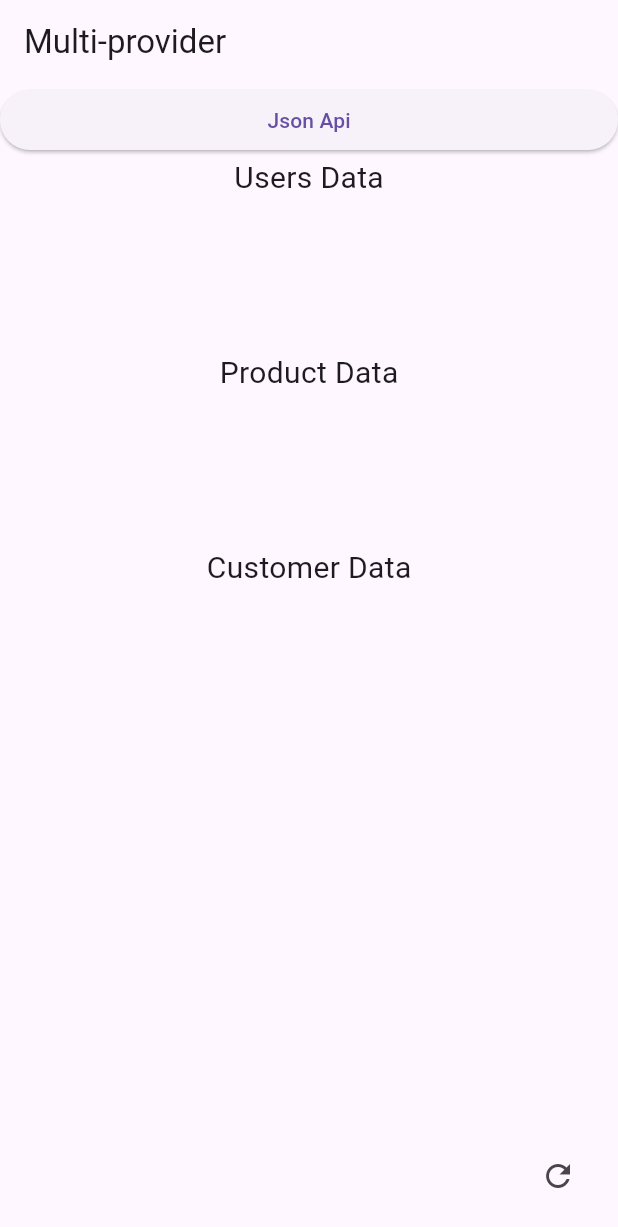
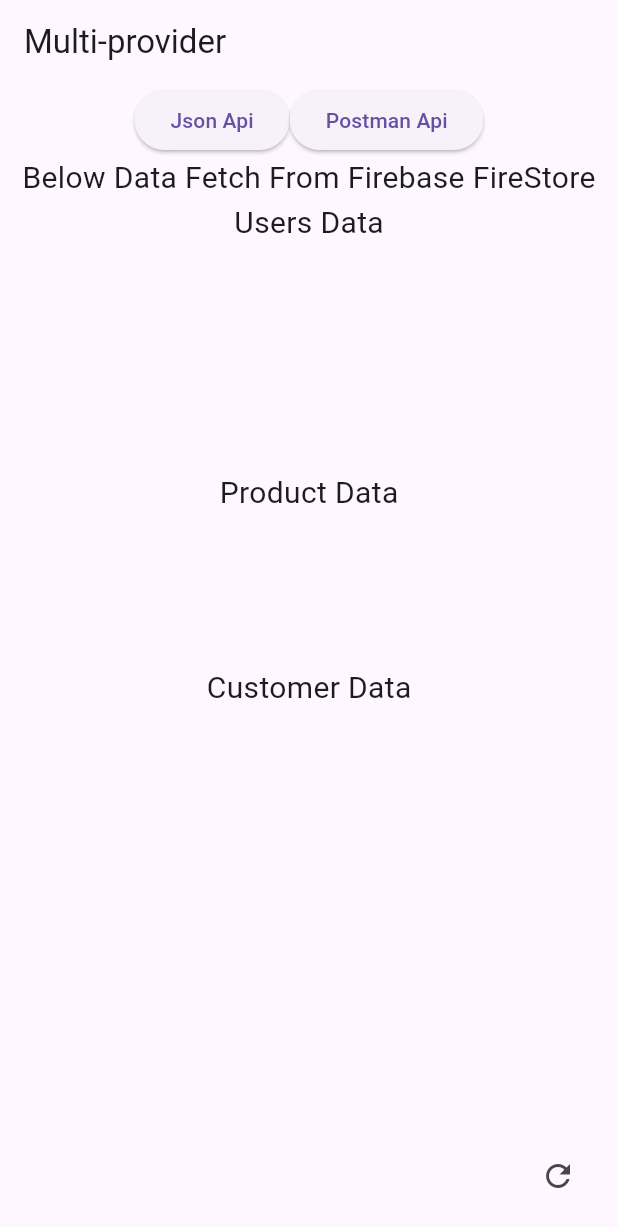
Before and after one commit to officialllrahul/StateManagement-Provider-Api_crud, a Flutter app: the screen it shows after launch, on a phone screen of 412 x 824 dp. Shown: the top 1227 px of the screen. Run offline on Flutter 3.47's test engine with Material 3 defaults, Android fonts, the phone set to English and light mode, and no system bars; our stand-ins replace cloud_firestore, firebase_core; accounts and stored records are empty.

Commit message:
First commit

```diff
--- a/lib/JSONAPI/json_album_api/jsonAlbumProvider.dart
+++ b/lib/JSONAPI/json_album_api/jsonAlbumProvider.dart
@@ -44,6 +44,7 @@ class JsonAlbumProvider extends ChangeNotifier {
       if (postResponse.statusCode == 201) {
         final newPost = Album.fromJson(jsonDecode(postResponse.body));
         _posts.add(newPost); // Add the new post to the list
+        print("post successfully created");
         notifyListeners(); // Notify listeners about the change
         return newPost;
       } else {
@@ -66,6 +67,7 @@ class JsonAlbumProvider extends ChangeNotifier {
         // Post successfully deleted
         _posts.removeWhere(
                 (post) => post.id == postId); // Remove the post from the list
+        print("post successfully deleted");
         notifyListeners(); // Notify listeners about the change
       } else {
         throw Exception('Failed to delete post');
@@ -88,7 +90,8 @@ class JsonAlbumProvider extends ChangeNotifier {
         final replacedPost = Album.fromJson(jsonDecode(putResponse.body));
         _posts[_posts.indexWhere((p) => p.id == replacedPost.id)] =
             replacedPost; // Update the post in the list
-        notifyListeners(); // Notify listeners about the change
+        notifyListeners();
+        print("post successfully update");// Notify listeners about the change
         return replacedPost;
       } else {
         throw Exception('Failed to replace post');
--- a/lib/JSONAPI/json_comment_api/jsonCommentProvider.dart
+++ b/lib/JSONAPI/json_comment_api/jsonCommentProvider.dart
@@ -88,7 +88,8 @@ class JsonCommentProvider extends ChangeNotifier {
         final replacedPost = Comment.fromJson(jsonDecode(putResponse.body));
         _posts[_posts.indexWhere((p) => p.id == replacedPost.id)] =
             replacedPost; // Update the post in the list
-        notifyListeners(); // Notify listeners about the change
+        notifyListeners();
+        print("Comment replace success");// Notify listeners about the change
         return replacedPost;
       } else {
         throw Exception('Failed to replace post');
--- a/lib/PostmanApi/Items/itemDataModel.dart
+++ b/lib/PostmanApi/Items/itemDataModel.dart
@@ -0,0 +1,15 @@
+class Item {
+  final String id;
+  final String name;
+  final double price;
+
+  Item({required this.id, required this.name, required this.price});
+
+  factory Item.fromJson(Map<String, dynamic> json) {
+    return Item(
+      id: json['id'],
+      name: json['name'],
+      price: json['price'].toDouble(),
+    );
+  }
+}
--- a/lib/PostmanApi/Items/itemProvider.dart
+++ b/lib/PostmanApi/Items/itemProvider.dart
@@ -0,0 +1,22 @@
+import 'dart:convert';
+import 'package:flutter/foundation.dart';
+import 'package:http/http.dart' as http;
+import 'itemDataModel.dart';
+
+class ItemProvider with ChangeNotifier {
+  List<Item> _items = [];
+
+  List<Item> get items => _items;
+
+  Future<void> fetchItems() async {
+    final response = await http.get(Uri.parse('https://api.razorpay.com/v1/items'));
+
+    if (response.statusCode == 200) {
+      final List<dynamic> data = json.decode(response.body);
+      _items = data.map((itemJson) => Item.fromJson(itemJson)).toList();
+      notifyListeners();
+    } else {
+      throw Exception('Failed to load items');
+    }
+  }
+}
--- a/lib/PostmanApi/Users/usersDataModel.dart
+++ b/lib/PostmanApi/Users/usersDataModel.dart
@@ -0,0 +1,88 @@
+
+class RazorPayCustomerModel {
+  String entity;
+  int count;
+  List<Item> items;
+
+  RazorPayCustomerModel({
+    required this.entity,
+    required this.count,
+    required this.items,
+  });
+
+  factory RazorPayCustomerModel.fromJson(Map<String, dynamic> json) => RazorPayCustomerModel(
+    entity: json["entity"],
+    count: json["count"],
+    items: List<Item>.from(json["items"].map((x) => Item.fromJson(x))),
+  );
+
+  Map<String, dynamic> toJson() => {
+    "entity": entity,
+    "count": count,
+    "items": List<dynamic>.from(items.map((x) => x.toJson())),
+  };
+}
+
+class Item {
+  String id;
+  String entity;
+  String name;
+  String email;
+  String contact;
+  String gstin;
+  Notes notes;
+  int createdAt;
+
+  Item({
+    required this.id,
+    required this.entity,
+    required this.name,
+    required this.email,
+    required this.contact,
+    required this.gstin,
+    required this.notes,
+    required this.createdAt,
+  });
+
+  factory Item.fromJson(Map<String, dynamic> json) => Item(
+    id: json["id"],
+    entity: json["entity"],
+    name: json["name"],
+    email: json["email"],
+    contact: json["contact"],
+    gstin: json["gstin"],
+    notes: Notes.fromJson(json["notes"]),
+    createdAt: json["created_at"],
+  );
+
+  Map<String, dynamic> toJson() => {
+    "id": id,
+    "entity": entity,
+    "name": name,
+    "email": email,
+    "contact": contact,
+    "gstin": gstin,
+    "notes": notes.toJson(),
+    "created_at": createdAt,
+  };
+}
+
+class Notes {
+  String notesKey1;
+  String notesKey2;
+
+  Notes({
+    required this.notesKey1,
+    required this.notesKey2,
+  });
+
+  factory Notes.fromJson(Map<String, dynamic> json) => Notes(
+    notesKey1: json["notes_key_1"],
+    notesKey2: json["notes_key_2"],
+  );
+
+  Map<String, dynamic> toJson() => {
+    "notes_key_1": notesKey1,
+    "notes_key_2": notesKey2,
+  };
+}
--- a/lib/main.dart
+++ b/lib/main.dart
@@ -9,6 +9,9 @@ import 'package:statemanagementflutter/JSONAPI/json_photos_api/jsonPhotoProvider
 import 'package:statemanagementflutter/JSONAPI/json_post_api/jsonPostProvider.dart';
 import 'package:statemanagementflutter/JSONAPI/json_todos_api/jsonTodoProvider.dart';
 import 'package:statemanagementflutter/JSONAPI/json_users_api/jsonUsersProvider.dart';
+import 'package:statemanagementflutter/PostmanApi/Items/itemProvider.dart';
+import 'package:statemanagementflutter/PostmanApi/Users/usersProvider.dart';
+import 'package:statemanagementflutter/PostmanApi/postMan_apiNav.dart';
 import 'package:statemanagementflutter/StreamBuilder/StreamViewPage.dart';
 import 'package:statemanagementflutter/api_navigate.dart';
 import 'package:statemanagementflutter/myProviderPage.dart';
@@ -46,14 +49,24 @@ class MyApp extends StatelessWidget {
           create: (context) => PostProvider(),
         ),
         //Json Post Api  Provider
-        ChangeNotifierProvider<JsonPostProvider>(create: (context) => JsonPostProvider()),
-        ChangeNotifierProvider<JsonCommentProvider>(create: (context)=> JsonCommentProvider()),
-        ChangeNotifierProvider<JsonAlbumProvider>(create: (context)=> JsonAlbumProvider()),
-        ChangeNotifierProvider<JsonPhotosProvider>(create: (context)=> JsonPhotosProvider()),
-        ChangeNotifierProvider<JsonTodoProvider>(create: (context)=> JsonTodoProvider()),
-        ChangeNotifierProvider<UserProvider>(create: (context)=> UserProvider()),
+        ChangeNotifierProvider<JsonPostProvider>(
+            create: (context) => JsonPostProvider()),
+        ChangeNotifierProvider<JsonCommentProvider>(
+            create: (context) => JsonCommentProvider()),
+        ChangeNotifierProvider<JsonAlbumProvider>(
+            create: (context) => JsonAlbumProvider()),
+        ChangeNotifierProvider<JsonPhotosProvider>(
+            create: (context) => JsonPhotosProvider()),
+        ChangeNotifierProvider<JsonTodoProvider>(
+            create: (context) => JsonTodoProvider()),
+        ChangeNotifierProvider<UserProvider>(
+            create: (context) => UserProvider()),
+        ChangeNotifierProvider<ItemProvider>(
+            create: (context) => ItemProvider()),
+        ChangeNotifierProvider<RazorPayCustomerProvider>(
+            create: (context) => RazorPayCustomerProvider()),
       ],
-      child:  MaterialApp(
+      child: MaterialApp(
         debugShowCheckedModeBanner: false,
         home: HomeScreen(),
       ),
@@ -70,15 +83,41 @@ class HomeScreen extends StatelessWidget {
       ),
       body: ListView(
         children: [
-          ElevatedButton(onPressed: (){
-            Navigator.push(
-              context,
-              MaterialPageRoute(builder: (context) => apiNavigatePage()),
-            );
-          }, child: const Text("Json Api")),
+          Center(
+            child: Row(
+              mainAxisAlignment: MainAxisAlignment.center,
+              children: [
+                ElevatedButton(
+                    onPressed: () {
+                      Navigator.push(
+                        context,
+                        MaterialPageRoute(
+                            builder: (context) => apiNavigatePage()),
+                      );
+                    },
+                    child: const Text("Json Api")),
+                ElevatedButton(
+                    onPressed: () {
+                      Navigator.push(
+                        context,
+                        MaterialPageRoute(builder: (context) => postManApi()),
+                      );
+                    },
+                    child: const Text("Postman Api")),
+              ],
+            ),
+          ),
           const Center(
               child: SizedBox(
             height: 30,
+            child: Text(
+              "Below Data Fetch From Firebase FireStore",
+              style: TextStyle(fontSize: 20),
+            ),
+          )),
+          const Center(
+              child: SizedBox(
+            height: 80,
             child: Text(
               "Users Data",
               style: TextStyle(fontSize: 20),
@@ -216,19 +255,21 @@ class HomeScreen extends StatelessWidget {
           icon: const Icon(Icons.refresh),
           onPressed: () async {
             try {
-              UserProfileService userProfileService = context.read<UserProfileService>();
+              UserProfileService userProfileService =
+                  context.read<UserProfileService>();
               await userProfileService.fetchUserProfiles();
 
-              OrderProductService orderProductService = context.read<OrderProductService>();
+              OrderProductService orderProductService =
+                  context.read<OrderProductService>();
               await orderProductService.fetchOrderProducts();
 
-              CustomerService customerProfileService = context.read<CustomerService>();
+              CustomerService customerProfileService =
+                  context.read<CustomerService>();
               await customerProfileService.fetchCustomerProfiles();
             } catch (error) {
               print('Error: $error');
             }
           },
-
         ),
       ),
     );
```
Also changed, not shown: lib/PostmanApi/Items/itemapi.dart (+40 -0 lines), lib/PostmanApi/Users/usersApi.dart (+49 -0 lines), lib/PostmanApi/Users/usersProvider.dart (+36 -0 lines), lib/PostmanApi/postMan_apiNav.dart (added, +38 -0 lines), lib/JSONAPI/json_post_api/jsonPostProvider.dart (indentation only).
